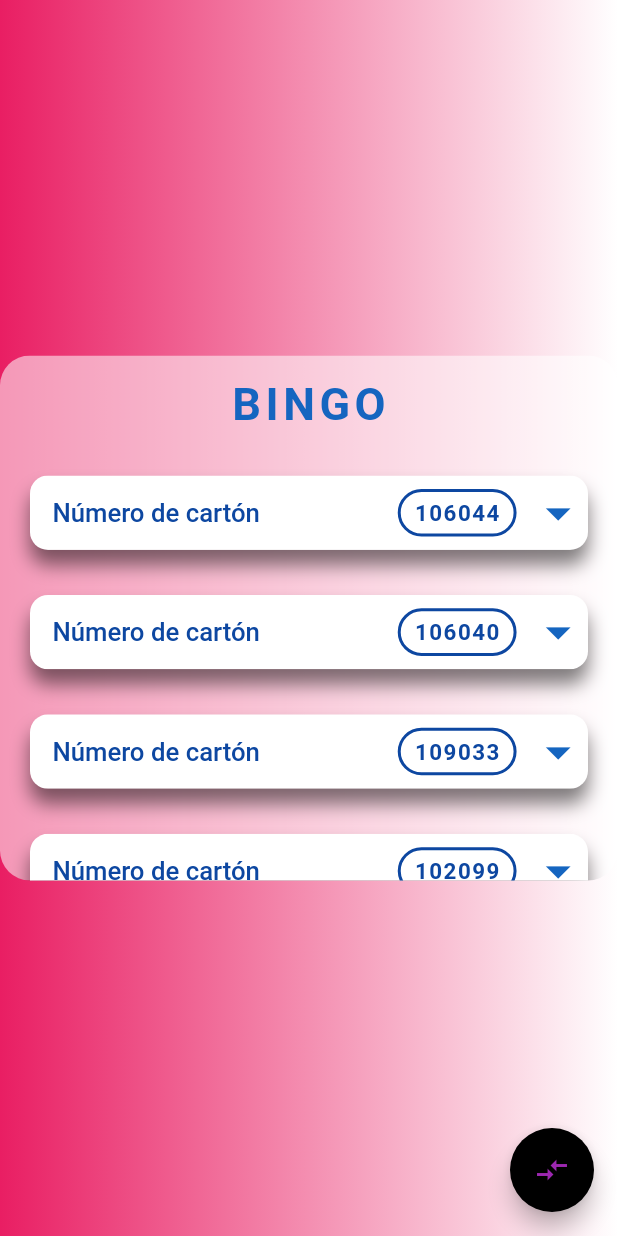
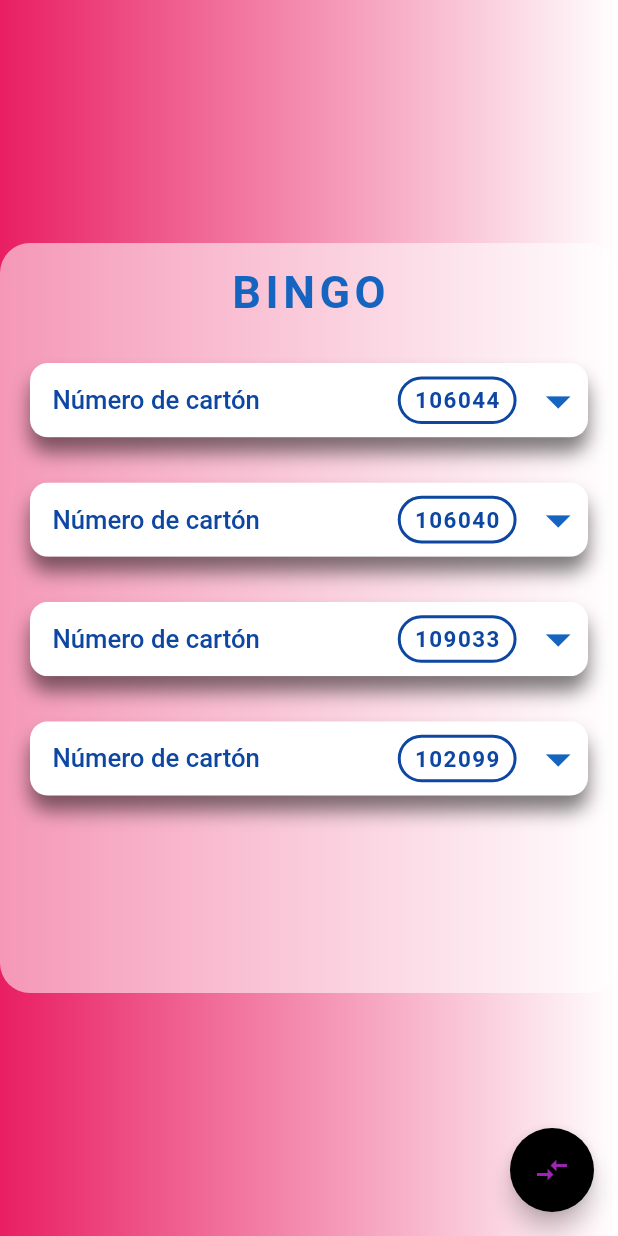
Before and after one commit to flourdes/folding_cardboard, a Flutter app: the screen it shows after launch, on a phone screen of 412 x 824 dp. Run offline on Flutter 3.47's test engine with Material 2 defaults, Android fonts, the phone set to English and light mode, and no system bars.

Commit message:
bingo 2.0

```diff
--- a/lib/view.dart
+++ b/lib/view.dart
@@ -138,7 +138,7 @@ class _ViewState extends State<View> {
         borderRadius: BorderRadius.circular(20),
         child: Container(
           width: double.infinity,
-          height: 350,
+          height: 500,
           decoration: const BoxDecoration(
             color: Colors.white54,
           ),
```
